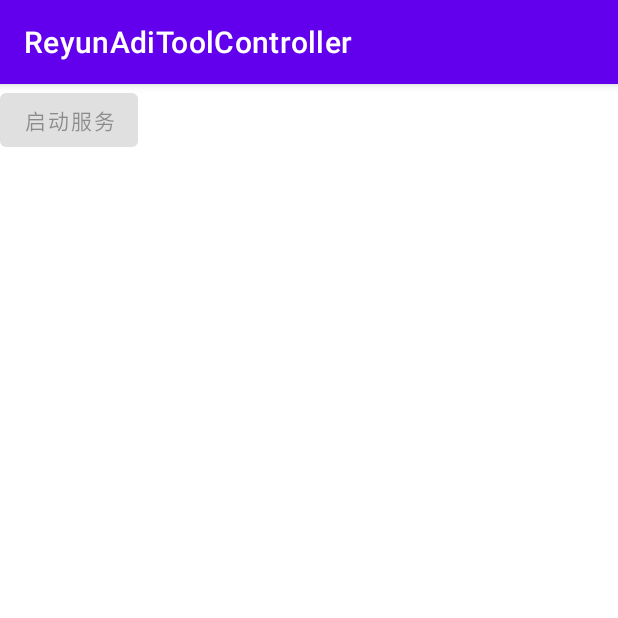
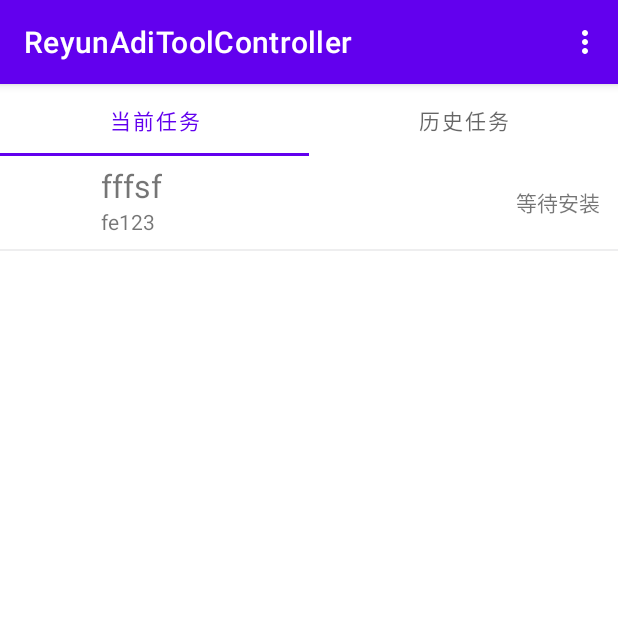
Before and after one commit to leiguo1029/ReyunAdiToolController, an Android app: the screen it shows after launch (MainActivity), on a phone screen of 412 x 824 dp, the top half of it. Run offline under Robolectric (Android 15) with nearby library versions, the phone set to English and light mode, and no system bars.

Commit message:
12.17 edit

```diff
--- a/app/build.gradle
+++ b/app/build.gradle
@@ -8,7 +8,7 @@ android {
     defaultConfig {
         applicationId "com.fear1ess.reyunaditoolcontroller"
         minSdkVersion 21
-        targetSdkVersion 30
+        targetSdkVersion 26
         versionCode 1
         versionName "1.0"
 
--- a/app/src/main/AndroidManifest.xml
+++ b/app/src/main/AndroidManifest.xml
@@ -5,6 +5,7 @@
     <uses-permission android:name="android.permission.INTERNET"></uses-permission>
 
     <application
+        android:name=".AdiToolControllerApp"
         android:allowBackup="true"
         android:icon="@mipmap/ic_launcher"
         android:label="@string/app_name"
--- /dev/null
+++ b/app/src/main/java/com/fear1ess/reyunaditoolcontroller/AdiToolControllerApp.java
@@ -0,0 +1,23 @@
+package com.fear1ess.reyunaditoolcontroller;
+
+import android.app.Application;
+import android.content.Context;
+import android.os.Handler;
+
+public class AdiToolControllerApp extends Application {
+    private static Context mAppContext = null;
+
+    private Handler uiHandler = null;
+
+    @Override
+    protected void attachBaseContext(Context base) {
+        super.attachBaseContext(base);
+        synchronized (this){
+            if(mAppContext == null) mAppContext = base;
+        }
+    }
+
+    public static Context getAppContext(){
+        return mAppContext;
+    }
+}
--- a/app/src/main/java/com/fear1ess/reyunaditoolcontroller/MainActivity.java
+++ b/app/src/main/java/com/fear1ess/reyunaditoolcontroller/MainActivity.java
@@ -1,19 +1,38 @@
 package com.fear1ess.reyunaditoolcontroller;
 
+import androidx.annotation.NonNull;
 import androidx.appcompat.app.AppCompatActivity;
+import androidx.fragment.app.Fragment;
+import androidx.recyclerview.widget.DividerItemDecoration;
+import androidx.recyclerview.widget.LinearLayoutManager;
+import androidx.recyclerview.widget.RecyclerView;
+import androidx.viewpager.widget.ViewPager;
+import androidx.viewpager2.widget.ViewPager2;
 
 import android.os.Bundle;
 import android.os.Handler;
+import android.view.LayoutInflater;
+import android.view.Menu;
+import android.view.MenuItem;
 import android.view.View;
 import android.widget.Button;
+import android.widget.TableLayout;
 
-import com.fear1ess.reyunaditoolcontroller.cmd.WSConnectCmd;
+import com.fear1ess.reyunaditoolcontroller.adapter.AppInfoAdapter;
+import com.fear1ess.reyunaditoolcontroller.adapter.TabViewPagerAdapter;
+import com.fear1ess.reyunaditoolcontroller.cmd.WSConnectCmd.ClientCmd;
+import com.fear1ess.reyunaditoolcontroller.fragment.TabFragment;
+import com.fear1ess.reyunaditoolcontroller.model.AppInfo;
 import com.fear1ess.reyunaditoolcontroller.thread.WSConnectThread;
 import com.fear1ess.reyunaditoolcontroller.thread.WSSendDataProceduce;
+import com.google.android.material.tabs.TabLayout;
+import com.google.android.material.tabs.TabLayoutMediator;
 
 import org.json.JSONException;
 import org.json.JSONObject;
 
+import java.util.ArrayList;
+import java.util.List;
 import java.util.concurrent.ExecutorService;
 import java.util.concurrent.Executors;
 import java.util.concurrent.TimeUnit;
@@ -27,45 +46,78 @@ public class MainActivity extends AppCompatActivity {
     public boolean isWSConnected = false;
 
     private Handler mainUiHandler;
+    private TabViewPagerAdapter mTabViewPagerAdapter;
 
-    public Button mStartBtn;
+    private String[] mTabNames = new String[]{"当前任务","历史任务"};
+
+ //   public Button mStartBtn;
+    public MenuItem mStartMenuItem;
+    public MenuItem mStopMenuItem;
+
+    public TabViewPagerAdapter getTabViewPagerAdapter(){
+        return mTabViewPagerAdapter;
+    }
 
     @Override
     protected void onCreate(Bundle savedInstanceState) {
         super.onCreate(savedInstanceState);
         setContentView(R.layout.activity_main);
 
+        //create tab view
+        ArrayList<String> tabNameList = new ArrayList<>();
+        for(String name : mTabNames) tabNameList.add(name);
+        TabLayout tabLayout = findViewById(R.id.maintab);
+        ViewPager2 viewPager = findViewById(R.id.mainviewpager);
+        List<Fragment> fragmentList = new ArrayList<>();
+        fragmentList.add(TabFragment.newInstance("1"));
+        fragmentList.add(TabFragment.newInstance("2"));
+        mTabViewPagerAdapter = new TabViewPagerAdapter(this, fragmentList);
+        viewPager.setAdapter(mTabViewPagerAdapter);
+        new TabLayoutMediator(tabLayout, viewPager, new TabLayoutMediator.TabConfigurationStrategy() {
+            @Override
+            public void onConfigureTab(@NonNull TabLayout.Tab tab, int position) {
+                tab.setText(tabNameList.get(position));
+            }
+        }).attach();
+
         //create ui handler
         mainUiHandler = new MainUIHandler(this);
 
+        //connect to websocket server...
         if(mOkhttpClient == null){
             mOkhttpClient = new OkHttpClient.Builder()
                     .pingInterval(3, TimeUnit.SECONDS)//设置ping帧发送间隔
                     .build();
         }
+        WSConnect();
+    }
 
-        //connect to websocket server...
-        WSConnect();
-
-        mStartBtn = findViewById(R.id.start_service_btn);
-        if(!isWSConnected) mStartBtn.setEnabled(false);
-        mStartBtn.setOnClickListener(new View.OnClickListener() {
+    @Override
+    public boolean onCreateOptionsMenu(Menu menu) {
+        mStartMenuItem = menu.add(Menu.NONE, 1, 1, "启动任务");
+        mStopMenuItem = menu.add(Menu.NONE, 2, 2, "结束任务");
+        mStartMenuItem.setEnabled(false);
+        mStopMenuItem.setEnabled(false);
+        mStartMenuItem.setOnMenuItemClickListener(new MenuItem.OnMenuItemClickListener() {
             @Override
-            public void onClick(View view) {
+            public boolean onMenuItemClick(MenuItem menuItem) {
                 JSONObject jo = new JSONObject();
                 try {
-                    jo.put("cmd", WSConnectCmd.START_OPERATE_APP);
+                    jo.put("cmd", ClientCmd.START_OPERATE_APP);
                 } catch (JSONException e) {
                     e.printStackTrace();
                 }
                 WSSendData(jo.toString());
+                return true;
             }
         });
+        return true;
     }
 
     public void setWebSocketConn(WebSocket ws){
         isWSConnected = true;
-        mStartBtn.setEnabled(true);
+     //   mStartBtn.setEnabled(true);
+        mStartMenuItem.setEnabled(true);
         mWebSocket = ws;
     }
 
--- a/app/src/main/java/com/fear1ess/reyunaditoolcontroller/MainUIHandler.java
+++ b/app/src/main/java/com/fear1ess/reyunaditoolcontroller/MainUIHandler.java
@@ -1,10 +1,18 @@
 package com.fear1ess.reyunaditoolcontroller;
 
-import android.app.Activity;
 import android.os.Handler;
 import android.os.Message;
 
 import androidx.annotation.NonNull;
+
+import com.fear1ess.reyunaditoolcontroller.adapter.AppInfoAdapter;
+import com.fear1ess.reyunaditoolcontroller.fragment.TabFragment;
+import com.fear1ess.reyunaditoolcontroller.state.AppState;
+import com.fear1ess.reyunaditoolcontroller.model.AppInfo;
+
+import org.json.JSONArray;
+import org.json.JSONException;
+import org.json.JSONObject;
 
 import java.lang.ref.WeakReference;
 
@@ -12,18 +20,34 @@ import okhttp3.WebSocket;
 
 public class MainUIHandler extends Handler {
     public final static int WEBSOCKET_CONNECT_SUCCESS = 1;
+    public final static int NEW_PUSH_DATA = 2;
 
     private WeakReference<MainActivity> mActivityRef;
+    private AppInfoAdapter mCurAppInfoAdapter;
+    private AppInfoAdapter mHistoryAppInfoAdapter;
     public MainUIHandler(MainActivity act){
         mActivityRef = new WeakReference<>(act);
     }
 
     @Override
     public void handleMessage(@NonNull Message msg) {
+        MainActivity act = mActivityRef.get();
         switch (msg.what){
             case WEBSOCKET_CONNECT_SUCCESS:{
-                MainActivity act = mActivityRef.get();
                 act.setWebSocketConn((WebSocket) msg.obj);
+                break;
+            }
+            case NEW_PUSH_DATA: {
+                if (mCurAppInfoAdapter == null) {
+                    mCurAppInfoAdapter = ((TabFragment) act.getTabViewPagerAdapter().createFragment(0)).getRecycleViewAdapter();
+                }
+                if (mHistoryAppInfoAdapter == null) {
+                    mHistoryAppInfoAdapter = ((TabFragment) act.getTabViewPagerAdapter().createFragment(1)).getRecycleViewAdapter();
+                }
+
+                JSONObject jo = (JSONObject) msg.obj;
+                AppInfo appInfo = AppInfo.parseFromJson(jo);
+                mCurAppInfoAdapter.update(appInfo);
                 break;
             }
             default: break;
--- /dev/null
+++ b/app/src/main/java/com/fear1ess/reyunaditoolcontroller/adapter/AppInfoAdapter.java
@@ -0,0 +1,167 @@
+package com.fear1ess.reyunaditoolcontroller.adapter;
+
+import android.app.Application;
+import android.util.Log;
+import android.view.ContextMenu;
+import android.view.View;
+import android.view.ViewGroup;
+import android.widget.CheckBox;
+import android.widget.ImageView;
+import android.widget.TextView;
+
+import androidx.annotation.NonNull;
+import androidx.recyclerview.widget.RecyclerView;
+
+import com.fear1ess.reyunaditoolcontroller.R;
+import com.fear1ess.reyunaditoolcontroller.model.AppInfo;
+import com.fear1ess.reyunaditoolcontroller.state.AppState;
+
+import java.util.ArrayList;
+import java.util.List;
+
+public class AppInfoAdapter extends RecyclerView.Adapter<AppInfoAdapter.MyViewHolder> {
+    private List<AppInfo> mAppInfoList;
+    private RecyclerView mRecyclerview;
+    private OnRecyclerviewItemClickListener mListener;
+
+    public AppInfoAdapter(RecyclerView rv) {
+        mAppInfoList = new ArrayList<>();
+        mAppInfoList.add(new AppInfo("fe123","fffsf",null,2));
+        mRecyclerview = rv;
+    }
+
+    public void setOnRecyclerViewItemClickListener(OnRecyclerviewItemClickListener listener){
+        mListener = listener;
+    }
+
+    @NonNull
+    @Override
+    public MyViewHolder onCreateViewHolder(@NonNull ViewGroup parent, int viewType) {
+        View v = View.inflate(parent.getContext(),R.layout.appinfo_item,null);
+
+        // v.setClickable(true);
+        return new MyViewHolder(v, mListener);
+    }
+
+    public String getStateStr(int state){
+        switch (state){
+            case AppState.APP_DOWNLOADING:
+                return "下载中";
+            case AppState.APP_DOWNLOADED_AND_PARPARE_TO_INSTALL:
+                return "等待安装";
+            case AppState.APP_INSTALLING:
+                return "安装中";
+            case AppState.APP_INSTALLED_AND_OPEN:
+                return "正在打开";
+            case AppState.APP_REMOVING:
+                return "正在移除";
+            case AppState.APP_REMOVED:
+                return "已移除";
+            case AppState.APP_ADSDK_CHECKING:
+                return "正在检测";
+            case AppState.APP_INSTALL_FAILED:
+                return "安装失败";
+            default: return "???";
+        }
+    }
+
+    @Override
+    public void onBindViewHolder(@NonNull MyViewHolder holder, int position, @NonNull List<Object> payloads) {
+        Log.d("reyunaditoolcontroller", "onBindViewHolder: ");
+        if(payloads.isEmpty()){
+            onBindViewHolder(holder, position);
+            return;
+        }
+        int updateVal = (int) payloads.get(0);
+        int needUpdatePkgName = 1;
+        int needUpdateAppName = 2;
+        int needUpdateIcon = 4;
+        int needUpdateState = 8;
+        AppInfo appInfo = mAppInfoList.get(position);
+        if((updateVal & needUpdatePkgName) != 0){
+            holder.pkgName.setText(appInfo.getPackageName());
+        }
+        if((updateVal & needUpdateAppName) != 0){
+            holder.appName.setText(appInfo.getAppName());
+        }
+        if((updateVal & needUpdateIcon) != 0){
+            holder.iconImage.setImageDrawable(appInfo.getIcon());
+        }
+        if((updateVal & needUpdateState) != 0){
+            holder.state.setText(getStateStr(appInfo.getState()));
+        }
+
+    }
+
+    @Override
+    public void onBindViewHolder(@NonNull MyViewHolder holder, int position) {
+        AppInfo appInfo = mAppInfoList.get(position);
+        holder.iconImage.setImageDrawable(appInfo.getIcon());
+        holder.appName.setText(appInfo.getAppName());
+        holder.pkgName.setText(appInfo.getPackageName());
+        holder.state.setText(getStateStr(appInfo.getState()));
+      //  Log.d("recyclerview_test", "onBindViewHolder: "+appInfo.getAppName());
+    }
+
+    @Override
+    public int getItemCount()
+    {
+        return mAppInfoList.size();
+    }
+
+    public void update(AppInfo appInfo){
+        for(AppInfo item : mAppInfoList){
+            if(appInfo.getPackageName().equals(item.getPackageName())){
+                int pos = mAppInfoList.indexOf(item);
+                int state = appInfo.getState();
+                if(state == AppState.APP_INSTALL_FAILED || state == AppState.APP_REMOVED){
+                    remove(pos);
+                }else{
+                    notifyItemChanged(pos, item.updateAppInfo(appInfo));
+                }
+                return;
+            }
+        }
+        mAppInfoList.add(appInfo);
+        notifyItemInserted(mAppInfoList.size());
+    }
+
+    public void add(int pos, AppInfo appInfo){
+        mAppInfoList.add(pos, appInfo);
+        notifyItemInserted(pos);
+        notifyItemRangeChanged(pos, mAppInfoList.size() - pos);
+    }
+
+    public void remove(int pos){
+        mAppInfoList.remove(pos);
+        notifyItemRemoved(pos);
+        notifyItemRangeChanged(pos, mAppInfoList.size() - pos);
+    }
+
+    public static class MyViewHolder extends RecyclerView.ViewHolder implements View.OnClickListener{
+        protected ImageView iconImage;
+        protected TextView pkgName;
+        protected TextView appName;
+        protected TextView state;
+        protected OnRecyclerviewItemClickListener mListener;
+
+        public MyViewHolder(@NonNull final View itemView, OnRecyclerviewItemClickListener listener) {
+            super(itemView);
+            iconImage = itemView.findViewById(R.id.icon1);
+            pkgName = itemView.findViewById(R.id.text1);
+            appName = itemView.findViewById(R.id.text2);
+            state = itemView.findViewById(R.id.appstate);
+            mListener = listener;
+        }
+
+        @Override
+        public void onClick(View view) {
+            int pos = getAdapterPosition();
+            mListener.onItemClick(view, pos);
+        }
+    }
+
+    public static interface OnRecyclerviewItemClickListener{
+        public void onItemClick(View view, int pos);
+    }
+}
--- /dev/null
+++ b/app/src/main/java/com/fear1ess/reyunaditoolcontroller/adapter/TabViewPagerAdapter.java
@@ -0,0 +1,37 @@
+package com.fear1ess.reyunaditoolcontroller.adapter;
+
+import androidx.annotation.NonNull;
+import androidx.annotation.Nullable;
+import androidx.fragment.app.Fragment;
+import androidx.fragment.app.FragmentActivity;
+import androidx.fragment.app.FragmentManager;
+import androidx.fragment.app.FragmentPagerAdapter;
+import androidx.viewpager2.adapter.FragmentStateAdapter;
+
+import com.fear1ess.reyunaditoolcontroller.fragment.TabFragment;
+
+import java.util.ArrayList;
+import java.util.List;
+
+public class TabViewPagerAdapter extends FragmentStateAdapter {
+    private List<Fragment> mFragmentList = new ArrayList<>();
+    private List<String> mTabNameList = new ArrayList<>();
+
+    public TabViewPagerAdapter(FragmentActivity fa, List<Fragment> fragmentList) {
+      //  super(fm, BEHAVIOR_RESUME_ONLY_CURRENT_FRAGMENT);
+        super(fa);
+        mFragmentList = fragmentList;
+    }
+
+
+    @NonNull
+    @Override
+    public Fragment createFragment(int position) {
+        return mFragmentList.get(position);
+    }
+
+    @Override
+    public int getItemCount() {
+        return mFragmentList.size();
+    }
+}
--- /dev/null
+++ b/app/src/main/java/com/fear1ess/reyunaditoolcontroller/fragment/TabFragment.java
@@ -0,0 +1,58 @@
+package com.fear1ess.reyunaditoolcontroller.fragment;
+
+import android.content.Context;
+import android.os.Bundle;
+import android.view.ContextMenu;
+import android.view.LayoutInflater;
+import android.view.MenuItem;
+import android.view.View;
+import android.view.ViewGroup;
+import android.widget.FrameLayout;
+
+import androidx.annotation.NonNull;
+import androidx.annotation.Nullable;
+import androidx.fragment.app.Fragment;
+import androidx.recyclerview.widget.DividerItemDecoration;
+import androidx.recyclerview.widget.LinearLayoutManager;
+import androidx.recyclerview.widget.RecyclerView;
+
+import com.fear1ess.reyunaditoolcontroller.AdiToolControllerApp;
+import com.fear1ess.reyunaditoolcontroller.R;
+import com.fear1ess.reyunaditoolcontroller.adapter.AppInfoAdapter;
+
+public class TabFragment extends Fragment {
+    private AppInfoAdapter mAdapter;
+    public static TabFragment newInstance(String label) {
+        Bundle args = new Bundle();
+       // args.putString("text", label);
+       // args.putString("label", label);
+        TabFragment fragment = new TabFragment();
+       // fragment.setArguments(args);
+        return fragment;
+    }
+
+    public AppInfoAdapter getRecycleViewAdapter(){
+        return mAdapter;
+    }
+
+
+    @Nullable
+    @Override
+    public View onCreateView(@NonNull LayoutInflater inflater, @Nullable ViewGroup container, @Nullable Bundle savedInstanceState) {
+        Context context = AdiToolControllerApp.getAppContext();
+        View v =  inflater.inflate(R.layout.tab_recyclerview, container, false);
+        RecyclerView rv = v.findViewById(R.id.recycler_view);
+        rv.addItemDecoration(new DividerItemDecoration(context, DividerItemDecoration.VERTICAL));
+        rv.setLayoutManager(new LinearLayoutManager(context));
+        mAdapter = new AppInfoAdapter(rv);
+        mAdapter.setOnRecyclerViewItemClickListener(new AppInfoAdapter.OnRecyclerviewItemClickListener() {
+            @Override
+            public void onItemClick(View view, int pos) {
+                //TODO....
+            }
+        });
+        rv.setAdapter(mAdapter);
+        return v;
+    }
+
+}
--- a/app/src/main/res/layout/activity_main.xml
+++ b/app/src/main/res/layout/activity_main.xml
@@ -4,13 +4,20 @@
     xmlns:tools="http://schemas.android.com/tools"
     android:layout_width="match_parent"
     android:layout_height="match_parent"
+    android:orientation="vertical"
     tools:context=".MainActivity">
 
-    <Button
-        android:layout_width="wrap_content"
-        android:layout_height="wrap_content"
-        android:text="启动服务"
-        android:id="@+id/start_service_btn">
-    </Button>
+    <com.google.android.material.tabs.TabLayout
+        android:id="@+id/maintab"
+        android:layout_width="match_parent"
+        android:layout_height="wrap_content">
+    </com.google.android.material.tabs.TabLayout>
+
+    <androidx.viewpager2.widget.ViewPager2
+        android:id="@+id/mainviewpager"
+        android:layout_width="match_parent"
+        android:layout_height="0dp"
+        android:layout_weight="1">
+    </androidx.viewpager2.widget.ViewPager2>
 
 </LinearLayout>
--- /dev/null
+++ b/app/src/main/res/layout/appinfo_item.xml
@@ -0,0 +1,50 @@
+<?xml version="1.0" encoding="utf-8"?>
+<LinearLayout android:id="@+id/AppInfoItem"
+    xmlns:android="http://schemas.android.com/apk/res/android"
+    android:orientation="horizontal"
+    android:layout_width="match_parent"
+    android:layout_height="wrap_content">
+
+    <ImageView
+        android:id="@+id/icon1"
+        android:layout_width="50dp"
+        android:layout_height="50dp"
+        android:layout_margin="6dp"
+        android:layout_marginRight="15dp">
+    </ImageView>
+
+    <LinearLayout
+        android:orientation="vertical"
+        android:layout_width="wrap_content"
+        android:layout_height="wrap_content"
+        android:layout_margin="5dp">
+        <TextView
+            android:id="@+id/text2"
+            android:text="test"
+            android:layout_width="wrap_content"
+            android:layout_height="wrap_content"
+            android:textSize="21dp">
+        </TextView>
+        <TextView
+            android:id="@+id/text1"
+            android:text="test"
+            android:layout_width="wrap_content"
+            android:layout_height="wrap_content"
+            android:textSize="14dp">
+        </TextView>
+    </LinearLayout>
+
+    <RelativeLayout
+        android:layout_width="match_parent"
+        android:layout_height="match_parent">
+        <TextView
+            android:id="@+id/appstate"
+            android:text="test"
+            android:layout_width="wrap_content"
+            android:layout_height="wrap_content"
+            android:layout_alignParentRight="true"
+            android:layout_centerVertical="true"
+            android:layout_marginRight="12dp">
+        </TextView>
+    </RelativeLayout>
+</LinearLayout>
--- /dev/null
+++ b/app/src/main/res/layout/tab_recyclerview.xml
@@ -0,0 +1,16 @@
+<?xml version="1.0" encoding="utf-8"?>
+<LinearLayout xmlns:android="http://schemas.android.com/apk/res/android"
+xmlns:app="http://schemas.android.com/apk/res-auto"
+xmlns:tools="http://schemas.android.com/tools"
+android:layout_width="match_parent"
+android:layout_height="match_parent"
+android:orientation="vertical">
+
+    <androidx.recyclerview.widget.RecyclerView
+        android:id="@+id/recycler_view"
+        android:layout_width="match_parent"
+        android:layout_height="0dp"
+        android:layout_weight="1">
+    </androidx.recyclerview.widget.RecyclerView>
+
+</LinearLayout>
```
Also changed, not shown: app/src/main/java/com/fear1ess/reyunaditoolcontroller/cmd/WSConnectCmd.java (+8 -2 lines), app/src/main/java/com/fear1ess/reyunaditoolcontroller/model/AppInfo.java (added, +105 -0 lines), app/src/main/java/com/fear1ess/reyunaditoolcontroller/state/AppState.java (added, +12 -0 lines), app/src/main/java/com/fear1ess/reyunaditoolcontroller/thread/WSConnectThread.java (+32 -18 lines).
